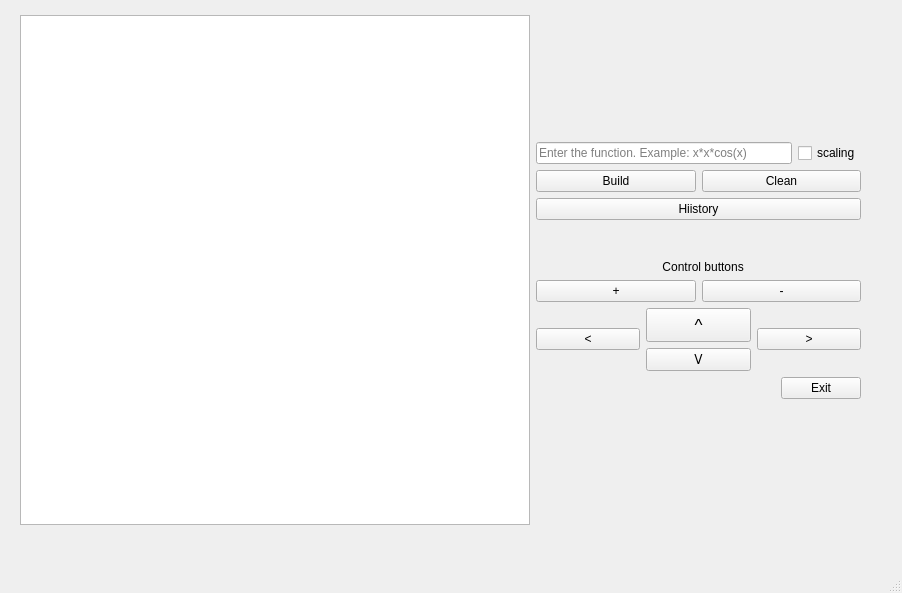
Qt form mainwindow.ui (MupLever/QtGraphBuilder) before a commit.
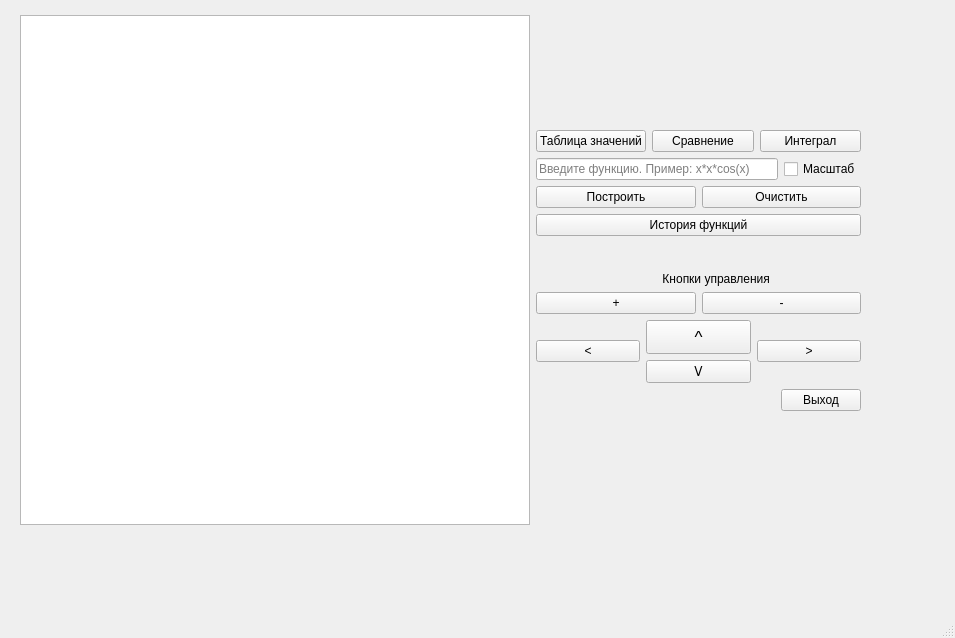
The same form after that commit.

Diff of the .ui file:
```diff
--- a/mainwindow.ui
+++ b/mainwindow.ui
@@ -6,8 +6,8 @@
    <rect>
     <x>0</x>
     <y>0</y>
-    <width>902</width>
-    <height>593</height>
+    <width>955</width>
+    <height>638</height>
    </rect>
   </property>
   <property name="windowTitle">
@@ -55,6 +55,31 @@
          </property>
         </spacer>
        </item>
+       <item>
+        <layout class="QHBoxLayout" name="horizontalLayout_3">
+         <item>
+          <widget class="QPushButton" name="pushButton_12">
+           <property name="text">
+            <string>Таблица значений</string>
+           </property>
+          </widget>
+         </item>
+         <item>
+          <widget class="QPushButton" name="pushButton_11">
+           <property name="text">
+            <string>Сравнение</string>
+           </property>
+          </widget>
+         </item>
+         <item>
+          <widget class="QPushButton" name="pushButton_13">
+           <property name="text">
+            <string>Интеграл</string>
+           </property>
+          </widget>
+         </item>
+        </layout>
+       </item>
        <item>
         <layout class="QHBoxLayout" name="horizontalLayout_5">
          <item>
@@ -66,14 +91,14 @@
             <number>49</number>
            </property>
            <property name="placeholderText">
-            <string>Enter the function. Example: x*x*cos(x)</string>
+            <string>Введите функцию. Пример: x*x*cos(x)</string>
            </property>
           </widget>
          </item>
          <item>
           <widget class="QCheckBox" name="checkBox">
            <property name="text">
-            <string>scaling</string>
+            <string>Масштаб</string>
            </property>
            <property name="checkable">
             <bool>true</bool>
@@ -90,7 +115,7 @@
          <item row="0" column="1">
           <widget class="QPushButton" name="pushButton_2">
            <property name="text">
-            <string>Clean</string>
+            <string>Очистить</string>
            </property>
           </widget>
          </item>
@@ -111,21 +136,21 @@
          <item row="2" column="0" colspan="2">
           <widget class="QPushButton" name="pushButton_9">
            <property name="text">
-            <string>Hiistory</string>
+            <string>История функций</string>
            </property>
           </widget>
          </item>
          <item row="0" column="0">
           <widget class="QPushButton" name="pushButton">
            <property name="text">
-            <string>Build</string>
+            <string>Построить</string>
            </property>
           </widget>
          </item>
          <item row="9" column="0" colspan="2">
           <widget class="QLabel" name="label">
            <property name="text">
-            <string>                                      Control buttons</string>
+            <string>                                      Кнопки управления</string>
            </property>
           </widget>
          </item>
@@ -217,7 +242,7 @@
          <item>
           <widget class="QPushButton" name="pushButton_10">
            <property name="text">
-            <string>Exit</string>
+            <string>Выход</string>
            </property>
           </widget>
          </item>
```
Left out of the diff: 2 changed lines with no effect on the pictures.
